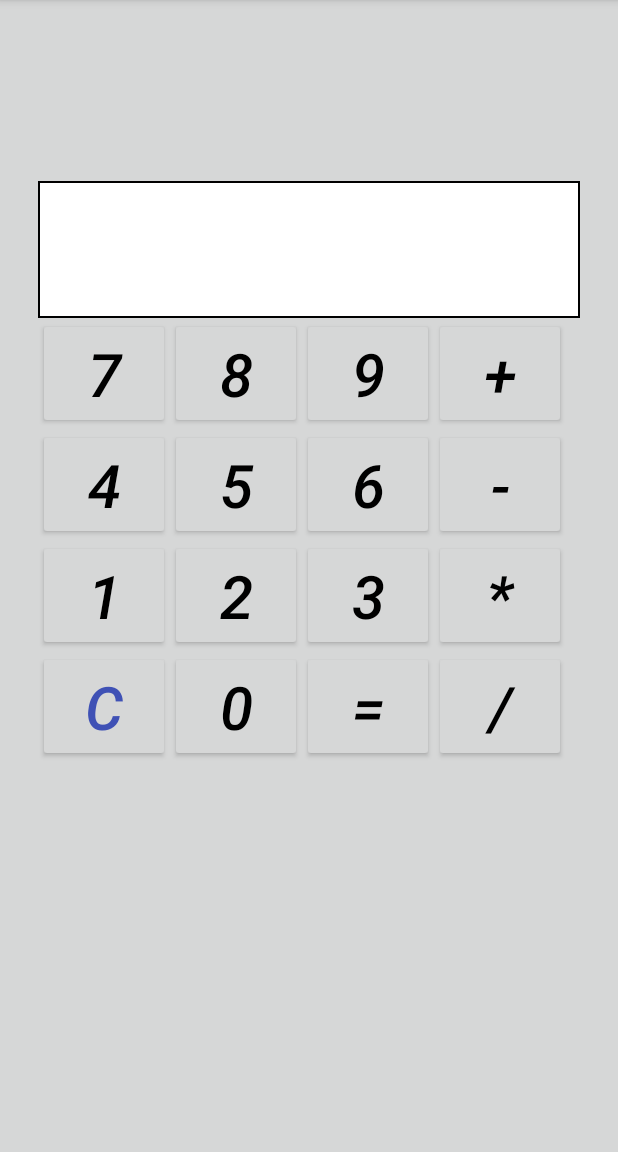
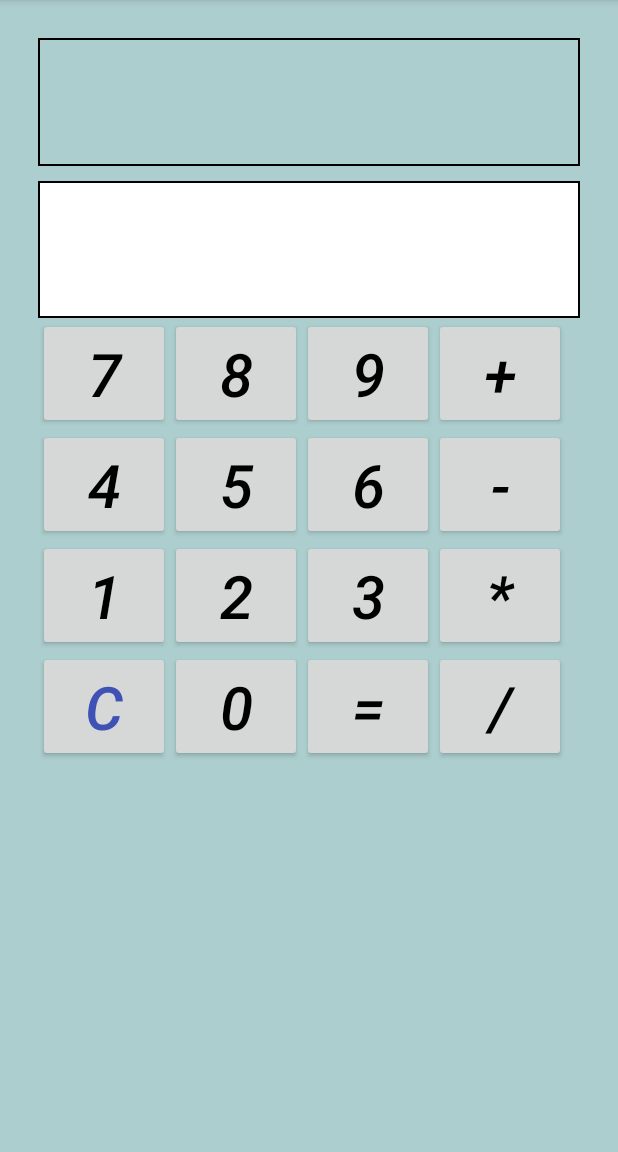
Before and after one commit to KatanMichael/MathTime, an Android app: the screen it shows after launch (MainActivity), on a phone screen of 412 x 824 dp, the part 84-1236 px from its top. Run offline under Robolectric (Android 15) with nearby library versions, the phone set to English and light mode, and no system bars.

```diff
--- /dev/null
+++ b/app/src/main/res/drawable/result_drawable.xml
@@ -0,0 +1,7 @@
+<shape xmlns:android="http://schemas.android.com/apk/res/android"
+    android:shape="rectangle">
+    <solid android:color="#adcece"></solid>
+    <stroke
+        android:width="1dip"
+        android:color="#000000" />
+</shape>
--- a/app/src/main/res/layout/activity_main.xml
+++ b/app/src/main/res/layout/activity_main.xml
@@ -1,43 +1,42 @@
 <?xml version="1.0" encoding="utf-8"?>
 
 
-<LinearLayout
+<LinearLayout xmlns:android="http://schemas.android.com/apk/res/android"
     android:layout_width="match_parent"
     android:layout_height="match_parent"
     android:layout_gravity="top"
+    android:background="#adcece"
     android:orientation="vertical"
-    android:padding="25sp"
-    android:background="#d6d7d7"
 
 
-    xmlns:android="http://schemas.android.com/apk/res/android" >
+    android:padding="25sp">
 
 
 
     <TextView
+        android:id="@+id/inital_text"
         android:layout_width="match_parent"
         android:layout_height="wrap_content"
+        android:layout_gravity="top|center"
+        android:layout_marginBottom="10sp"
+        android:background="@drawable/result_drawable"
+        android:padding="25dp"
         android:textSize="25sp"
-        android:layout_marginBottom="10sp"
-        android:layout_gravity="top|center"
-        android:padding="25dp"
-        android:textStyle="italic"
 
-
-        android:id="@+id/inital_text" />
+        android:textStyle="italic" />
 
     <TextView
+        android:id="@+id/result"
         android:layout_width="match_parent"
         android:layout_height="wrap_content"
-        android:textSize="30sp"
+        android:layout_gravity="top|center"
+        android:background="@drawable/drawable_back"
         android:gravity="center"
-        android:textColor="#000000"
-        android:layout_gravity="top|center"
 
         android:padding="25dp"
 
-        android:background="@drawable/drawable_back"
-        android:id="@+id/result" />
+        android:textColor="#000000"
+        android:textSize="30sp" />
 
 
 
@@ -51,12 +50,12 @@
 
 
         <Button
+            android:id="@+id/num_7"
             android:layout_width="wrap_content"
             android:layout_height="wrap_content"
-            android:text="@string/Num7"
 
             android:gravity="top|center"
-            android:id="@+id/num_7"
+            android:text="@string/Num7"
             android:textColor="#000000"
             android:textSize="40sp"
             android:textStyle="italic"
@@ -66,33 +65,33 @@
 
 
         <Button
+            android:id="@+id/num_8"
             android:layout_width="wrap_content"
             android:layout_height="wrap_content"
-            android:text="@string/Num8"
 
             android:gravity="top|center"
-            android:id="@+id/num_8"
+            android:text="@string/Num8"
             android:textColor="#000000"
             android:textSize="40sp"
             android:textStyle="italic"/>
 
         <Button
+            android:id="@+id/num_9"
             android:layout_width="wrap_content"
             android:layout_height="wrap_content"
+            android:gravity="top|center"
             android:text="@string/Num9"
-            android:gravity="top|center"
-            android:id="@+id/num_9"
             android:textColor="#000000"
             android:textSize="40sp"
             android:textStyle="italic" />
 
 
         <Button
+            android:id="@+id/plus"
             android:layout_width="wrap_content"
             android:layout_height="wrap_content"
+            android:gravity="center"
             android:text="@string/Plus"
-            android:gravity="center"
-            android:id="@+id/plus"
             android:textColor="#000000"
             android:textSize="40sp"
             android:textStyle="italic" />
@@ -105,44 +104,44 @@
         >
 
         <Button
+            android:id="@+id/num_4"
             android:layout_width="wrap_content"
             android:layout_height="wrap_content"
-            android:text="@string/Num4"
 
             android:gravity="top|center"
-            android:id="@+id/num_4"
+            android:text="@string/Num4"
             android:textColor="#000000"
             android:textSize="40sp"
             android:textStyle="italic"/>
 
 
         <Button
+            android:id="@+id/num_5"
             android:layout_width="wrap_content"
             android:layout_height="wrap_content"
-            android:text="@string/Num5"
 
             android:gravity="top|center"
-            android:id="@+id/num_5"
+            android:text="@string/Num5"
             android:textColor="#000000"
             android:textSize="40sp"
             android:textStyle="italic"/>
         <Button
+            android:id="@+id/num_6"
             android:layout_width="wrap_content"
             android:layout_height="wrap_content"
+            android:gravity="top|center"
             android:text="@string/Num6"
-            android:gravity="top|center"
-            android:id="@+id/num_6"
             android:textColor="#000000"
             android:textSize="40sp"
             android:textStyle="italic" />
 
 
         <Button
+            android:id="@+id/minus"
             android:layout_width="wrap_content"
             android:layout_height="wrap_content"
+            android:gravity="center"
             android:text="@string/Minus"
-            android:gravity="center"
-            android:id="@+id/minus"
             android:textColor="#000000"
             android:textSize="40sp"
             android:textStyle="italic" />
@@ -155,44 +154,44 @@
         android:layout_height="wrap_content">
 
         <Button
+            android:id="@+id/num_1"
             android:layout_width="wrap_content"
             android:layout_height="wrap_content"
-            android:text="@string/Num1"
 
             android:gravity="top|center"
-            android:id="@+id/num_1"
+            android:text="@string/Num1"
             android:textColor="#000000"
             android:textSize="40sp"
             android:textStyle="italic"/>
 
 
         <Button
+            android:id="@+id/num_2"
             android:layout_width="wrap_content"
             android:layout_height="wrap_content"
-            android:text="@string/Num2"
 
             android:gravity="top|center"
-            android:id="@+id/num_2"
+            android:text="@string/Num2"
             android:textColor="#000000"
             android:textSize="40sp"
             android:textStyle="italic"/>
         <Button
+            android:id="@+id/num_3"
             android:layout_width="wrap_content"
             android:layout_height="wrap_content"
+            android:gravity="top|center"
             android:text="@string/Num3"
-            android:gravity="top|center"
-            android:id="@+id/num_3"
             android:textColor="#000000"
             android:textSize="40sp"
             android:textStyle="italic" />
 
 
         <Button
+            android:id="@+id/multi"
             android:layout_width="wrap_content"
             android:layout_height="wrap_content"
+            android:gravity="center"
             android:text="@string/Multi"
-            android:gravity="center"
-            android:id="@+id/multi"
             android:textColor="#000000"
             android:textSize="40sp"
             android:textStyle="italic" />
@@ -205,12 +204,12 @@
 
 
         <Button
+            android:id="@+id/clear"
             android:layout_width="wrap_content"
             android:layout_height="wrap_content"
+            android:gravity="top|center"
+
             android:text="@string/Clear"
-            android:id="@+id/clear"
-
-            android:gravity="top|center"
 
             android:textColor="@color/colorPrimary"
             android:textSize="40sp"
@@ -218,32 +217,32 @@
 
 
         <Button
+            android:id="@+id/num_0"
             android:layout_width="wrap_content"
             android:layout_height="wrap_content"
-            android:text="@string/Num0"
 
             android:gravity="top|center"
-            android:id="@+id/num_0"
+            android:text="@string/Num0"
             android:textColor="#000000"
             android:textSize="40sp"
             android:textStyle="italic"/>
         <Button
+            android:id="@+id/equal"
             android:layout_width="wrap_content"
             android:layout_height="wrap_content"
+            android:gravity="top|center"
             android:text="@string/Equal"
-            android:gravity="top|center"
-            android:id="@+id/equal"
             android:textColor="#000000"
             android:textSize="40sp"
             android:textStyle="italic" />
 
 
         <Button
+            android:id="@+id/div"
             android:layout_width="wrap_content"
             android:layout_height="wrap_content"
+            android:gravity="center"
             android:text="@string/Div"
-            android:gravity="center"
-            android:id="@+id/div"
             android:textColor="#000000"
             android:textSize="40sp"
             android:textStyle="italic" />
```
Also changed, not shown: app/src/main/java/com/example/eddie/mathtime/MainActivity.java (+58 -15 lines).
